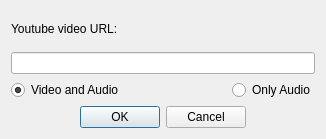
Old version of the form dialognewdownload.ui in the repository doublejim/QYoutubeDownloader.
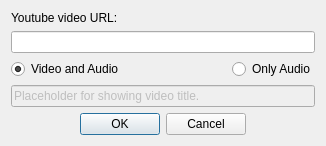
New version of the form.

Commit message: small fixes, variable name changes. incomplete video title resolving.

```diff
--- a/dialognewdownload.ui
+++ b/dialognewdownload.ui
@@ -48,6 +48,16 @@
      </item>
     </layout>
    </item>
+   <item>
+    <widget class="QLineEdit" name="editVideoTitle">
+     <property name="enabled">
+      <bool>false</bool>
+     </property>
+     <property name="text">
+      <string>Placeholder for showing video title.</string>
+     </property>
+    </widget>
+   </item>
    <item>
     <widget class="QDialogButtonBox" name="btnboxOkCancel">
      <property name="orientation">
```
The commit also changes 3 other files.
